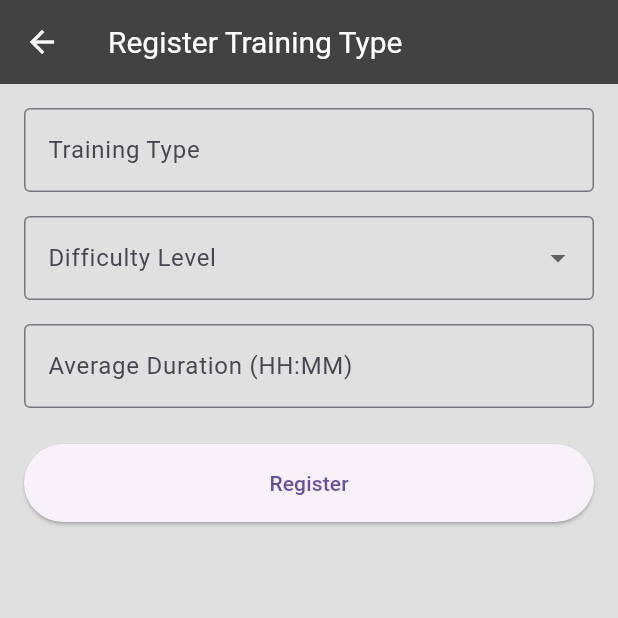
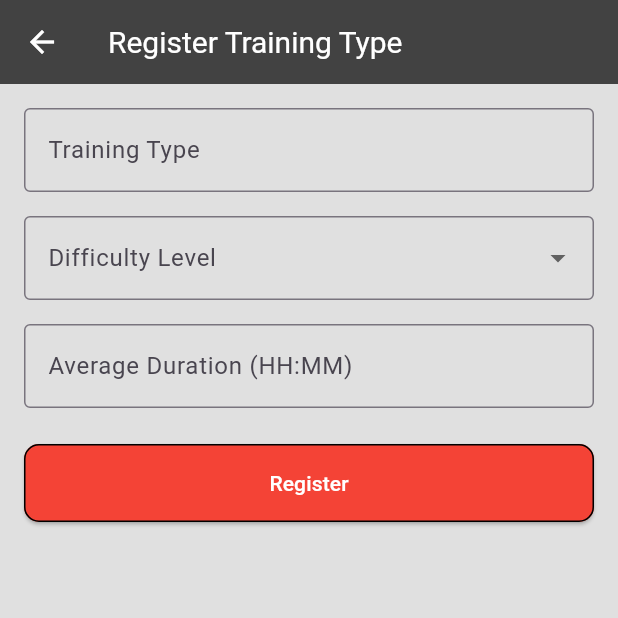
Before and after one commit to LuisQuintino/lp-running, a Flutter app: the RegisterTrainingTypeScreen screen opened directly with empty values, on a phone screen of 412 x 824 dp, the top half of it. Run offline on Flutter 3.47's test engine with Material 3 defaults, Android fonts, the light colour scheme and no system bars; our stand-ins replace image_picker, mask_text_input_formatter.

Commit message:
atualizacao das paginas cronometro bug e register type screen

```diff
--- a/lp-running.app/lib/screens/Register_Training_Type_Screen.dart
+++ b/lp-running.app/lib/screens/Register_Training_Type_Screen.dart
@@ -27,7 +27,6 @@ class _RegisterTrainingTypeScreenState extends State<RegisterTrainingTypeScreen>
     super.dispose();
   }
 
-
   void _selectDuration(BuildContext context) {
     showModalBottomSheet(
       context: context,
@@ -40,7 +39,6 @@ class _RegisterTrainingTypeScreenState extends State<RegisterTrainingTypeScreen>
             initialTimerDuration: const Duration(hours: 0, minutes: 0),
             onTimerDurationChanged: (Duration newDuration) {
               setState(() {
-
                 String formattedDuration = "${newDuration.inHours.toString().padLeft(2, '0')}:"
                     "${(newDuration.inMinutes % 60).toString().padLeft(2, '0')}";
                 _averageDurationController.text = formattedDuration;
@@ -137,6 +135,12 @@ class _RegisterTrainingTypeScreenState extends State<RegisterTrainingTypeScreen>
               child: ElevatedButton(
                 onPressed: _registerTrainingType,
                 style: ElevatedButton.styleFrom(
+                  backgroundColor: Colors.red, // Fundo vermelho
+                  foregroundColor: Colors.white, // Texto branco
+                  side: const BorderSide(color: Colors.black, width: 1.0), // Borda preta fina
+                  shape: RoundedRectangleBorder(
+                    borderRadius: BorderRadius.circular(10), // Bordas arredondadas com 10 de raio
+                  ),
                   padding: const EdgeInsets.symmetric(vertical: 16),
                 ),
                 child: const Text('Register'),
--- a/lp-running.app/lib/screens/cronometro_screen.dart
+++ b/lp-running.app/lib/screens/cronometro_screen.dart
@@ -22,10 +22,12 @@ class _CronometroScreenState extends State<CronometroScreen> {
       _timer?.cancel();
     } else {
       _timer = Timer.periodic(const Duration(milliseconds: 10), (timer) {
+        if (mounted) {
           setState(() {
             _milliseconds += 10;
             _circleProgress = (_milliseconds % 60000) / 60000;
           });
+        }
       });
     }
     setState(() {
@@ -71,6 +73,7 @@ class _CronometroScreenState extends State<CronometroScreen> {
     return BaseScreen(
       currentIndex: 1,
       pageTitle: 'Cronômetro',
+      child: SingleChildScrollView( // Adiciona rolagem ao conteúdo
         child: Center(
           child: Column(
             mainAxisAlignment: MainAxisAlignment.start,
@@ -199,6 +202,7 @@ class _CronometroScreenState extends State<CronometroScreen> {
             ],
           ),
         ),
+      ),
     );
   }
 }
```
Lines whose indentation alone changed are shown as unchanged.
